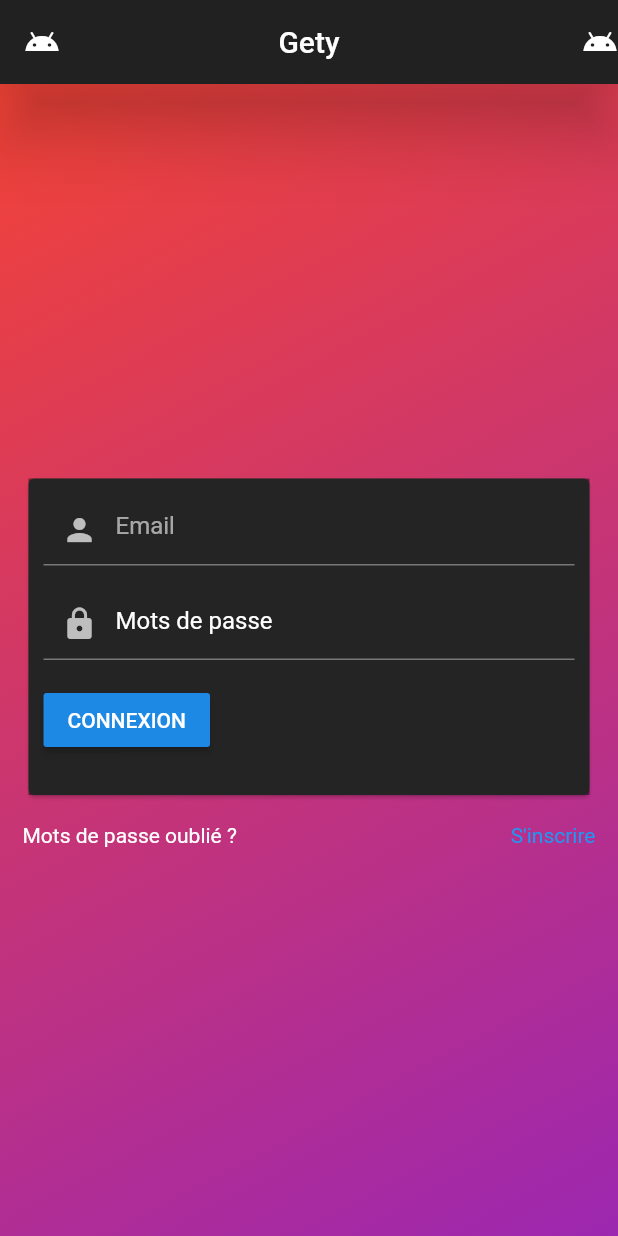
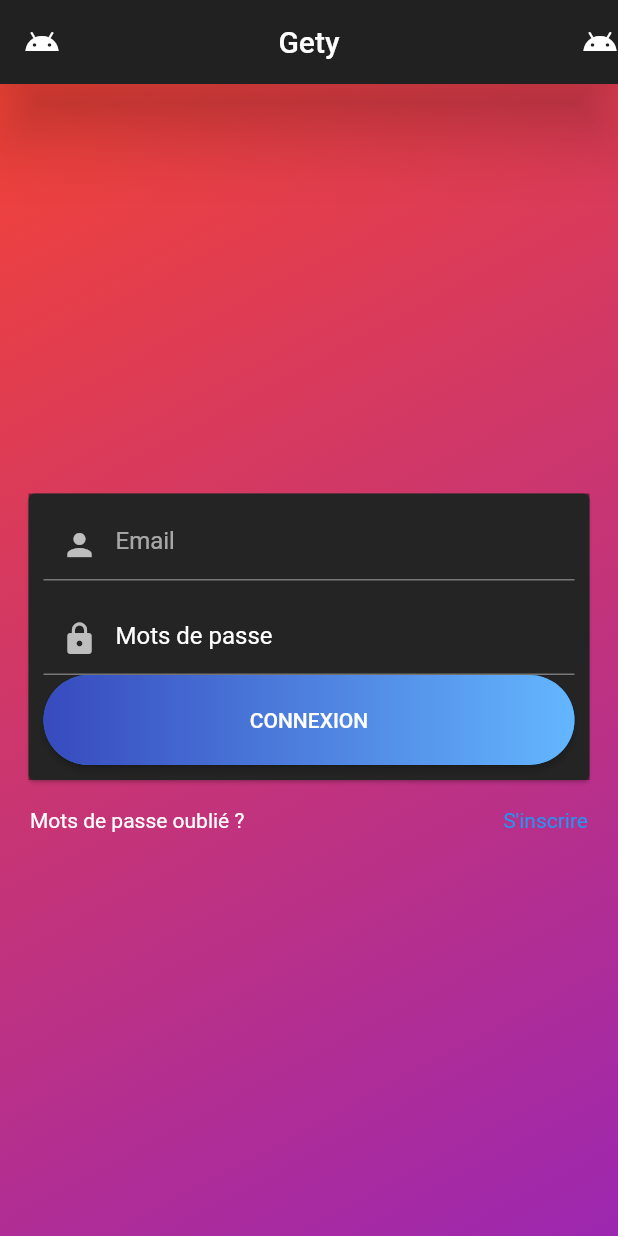
Before and after one commit to GeoffroyMuller/Gety, a Flutter app: the screen it shows after launch, on a phone screen of 412 x 824 dp. Run offline on Flutter 3.47's test engine with Material 2 defaults, Android fonts, the phone set to English and light mode, and no system bars; missing offline and left inert: aqueduct; project files that could hold a hidden picture were left out.

Commit message:
bouton style

```diff
--- a/gety_front/lib/components/ConnectionForm.dart
+++ b/gety_front/lib/components/ConnectionForm.dart
@@ -1,4 +1,3 @@
-
 import 'package:flutter/cupertino.dart';
 import 'package:flutter/material.dart';
 
@@ -26,7 +25,7 @@ class _ConnectionForm extends State<ConnectionForm> {
             validator: (value) {
               if (value.isEmpty) {
                 return 'S\'il te plaît entre un email';
-              }else{
+              } else {
                 //recup email
               }
               return null;
@@ -40,41 +39,52 @@ class _ConnectionForm extends State<ConnectionForm> {
             decoration: const InputDecoration(
                 prefixIcon: Icon(Icons.lock),
                 hintText: 'Mots de passe',
-              hintStyle: TextStyle(
-                color: Colors.white
-              )
-            ),
+                hintStyle: TextStyle(color: Colors.white)),
             validator: (value) {
               if (value.isEmpty) {
                 return 'S\'il te plaît entre un mot de passe';
-              }else{
+              } else {
                 //recup mdp
               }
               return null;
             },
           ),
-          Padding(
-            padding: const EdgeInsets.symmetric(vertical: 16.0),
+
+          Container(
+            height: 60.0,
             child: RaisedButton(
-
               onPressed: () {
                 // Validate will return true if the form is valid, or false if
                 // the form is invalid.
                 print("test");
-
 
                 if (_formKey.currentState.validate()) {
                   // If the form is valid, display a snackbar. In the real world,
                   // you'd often call a server or save the information in a database.
                   //defocus le clavier
                   FocusScope.of(context).requestFocus(new FocusNode());
-                  Scaffold
-                      .of(context)
-                      .showSnackBar(SnackBar(
+                  Scaffold.of(context).showSnackBar(SnackBar(
                       backgroundColor: Colors.red,
                       content: Text('Test: email et mdp rentré !!')));
                 }
               },
+              shape: RoundedRectangleBorder(
+                  borderRadius: BorderRadius.circular(
+                    100.0,
+                  )
+              ),
+              padding: EdgeInsets.all(0.0),
+              child: Container(
+                decoration: BoxDecoration(
+                    gradient: LinearGradient(colors: [Color(0xff374ABE), Color(0xff64B6FF)],
+                      begin: Alignment.centerLeft,
+                      end: Alignment.centerRight,
+                    ),
+                    borderRadius: BorderRadius.circular(30.0)
+                ),
+
+                child: Container(
+                  alignment: Alignment.center,
                     child: Text(
                       "CONNEXION",
                       style: TextStyle(
@@ -84,6 +94,9 @@ class _ConnectionForm extends State<ConnectionForm> {
                     ),
                 ),
               ),
+
+            ),
+          ),
         ],
       ),
     );
--- a/gety_front/lib/pages/Connection.dart
+++ b/gety_front/lib/pages/Connection.dart
@@ -37,7 +37,9 @@ class _Connection extends State<Connection> {
             SizedBox(
               height: 15.0,
             ),
-            Row(
+            Container(
+              padding: EdgeInsets.only(left: 5, right: 5),
+              child:  Row(
                 children: <Widget>[
                   Expanded(child: Text("Mots de passe oublié ?")),
                   Text("S'inscrire",
@@ -45,6 +47,7 @@ class _Connection extends State<Connection> {
                         color: Colors.blue,
                       )),
                 ],
+              ),
             ),
           ],
         ),
```
Lines whose indentation alone changed are shown as unchanged.
